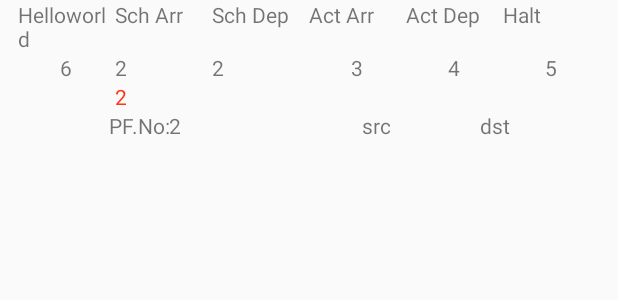
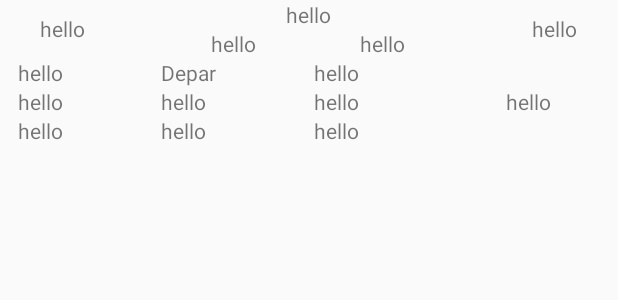
Before and after one commit to rishabhnayak/Indian-Railway-Train-Status, an Android app: the layout station_status_list_item.xml on its own in the app's theme, with its tools: preview values and no code run, on a phone screen of 412 x 824 dp. Shown: the top 300 px of the screen. Run offline under Robolectric (Android 15) with nearby library versions, the phone set to English and light mode, and no system bars.

Commit message:
problem in station status train name

```diff
--- a/app/src/main/java/com/example/android/miwok/Station_Status.java
+++ b/app/src/main/java/com/example/android/miwok/Station_Status.java
@@ -153,7 +153,7 @@ public class Station_Status extends AppCompatActivity  {
                     //  System.out.println(group);
                 }
                 ArrayList<stn_status_Items_Class> words=new ArrayList<stn_status_Items_Class>();
-                words.add(new stn_status_Items_Class("trainNo","trainName","trainSrc","trainDst","schArr","schDep","schHalt","actArr","delayArr","actDep","delayDep","actHalt","pfNo","trainType","startDate"));
+              //  words.add(new stn_status_Items_Class("trainNo","trainName","trainSrc","trainDst","schArr","schDep","schHalt","actArr","delayArr","actDep","delayDep","actHalt","pfNo","trainType","startDate"));
 
                 JSONObject jsonObject = new JSONObject(result);
 
@@ -254,8 +254,8 @@ public class Station_Status extends AppCompatActivity  {
 
                 stn_status_ItemList_Adaptor Adapter =new stn_status_ItemList_Adaptor(Station_Status.this,words);
 //
-//                ListView listView12= (ListView) findViewById(R.id.listview1);
-//                listView12.setAdapter(Adapter);
+                ListView listView12= (ListView) findViewById(R.id.listview1);
+                listView12.setAdapter(Adapter);
 
 
 
--- a/app/src/main/java/com/example/android/miwok/stn_status_ItemList_Adaptor.java
+++ b/app/src/main/java/com/example/android/miwok/stn_status_ItemList_Adaptor.java
@@ -41,10 +41,10 @@ public class stn_status_ItemList_Adaptor extends ArrayAdapter<stn_status_Items_C
         trainNo.setText(currentAndroidFlavor.getTrainNo());
 
         // Find the TextView in the Canceled_Trains_list_itemTrains_list_item.xml layout with the ID version_number
-        TextView trainName = (TextView) listItemView.findViewById(R.id.trainName);
+    // TextView trainName = (TextView) listItemView.findViewById(R.id.trainName);
         // Get the version number from the current AndroidFlavor object and
         // set this text on the number TextView
-        trainName.setText(currentAndroidFlavor.getTrainName());
+      // trainName.setText(currentAndroidFlavor.getTrainName());
 
         TextView trainSrc = (TextView) listItemView.findViewById(R.id.trainSrc);
         trainSrc.setText(currentAndroidFlavor.getTrainSrc());
@@ -71,8 +71,8 @@ public class stn_status_ItemList_Adaptor extends ArrayAdapter<stn_status_Items_C
         TextView actHalt = (TextView) listItemView.findViewById(R.id.actHalt);
         actHalt.setText(currentAndroidFlavor.getActHalt());
 
-        TextView startDate = (TextView) listItemView.findViewById(R.id.startDate);
-        startDate.setText(currentAndroidFlavor.getStartDate());
+      //  TextView startDate = (TextView) listItemView.findViewById(R.id.startDate);
+        //startDate.setText(currentAndroidFlavor.getStartDate());
 
         TextView pfNO = (TextView) listItemView.findViewById(R.id.pfNo);
         pfNO.setText(currentAndroidFlavor.getPfNo());
--- a/app/src/main/res/layout/station_status_list_item.xml
+++ b/app/src/main/res/layout/station_status_list_item.xml
@@ -8,176 +8,158 @@
     >
     <LinearLayout
         android:layout_width="match_parent"
+        android:layout_height="wrap_content">
+<RelativeLayout
+    android:layout_weight="1"
+    android:layout_width="wrap_content"
+    android:layout_height="match_parent">
+        <TextView
+            android:id="@+id/trainNo"
+            android:layout_centerHorizontal="true"
+            android:layout_centerVertical="true"
+            android:layout_width="wrap_content"
             android:layout_height="wrap_content"
-            >
+            android:text="hello" />
+</RelativeLayout>
 
-
+        <LinearLayout
+            android:id="@+id/trainName"
+            android:layout_weight="8"
+            android:layout_width="wrap_content"
+            android:layout_height="wrap_content"
+            android:orientation="vertical">
+            <TextView
+                android:text="hello"
+                android:layout_width="wrap_content"
+                android:layout_height="wrap_content"
+                android:layout_gravity="center"/>
+            <LinearLayout
+                android:layout_width="match_parent"
+                android:layout_height="wrap_content">
+            <TextView
+                android:id="@+id/trainSrc"
+                android:layout_weight="1"
+                android:textAlignment="textEnd"
+                android:text="hello"
+                android:layout_width="wrap_content"
+                android:layout_height="wrap_content" />
+                <ImageView
+                    android:layout_weight="1"
+                    android:layout_width="wrap_content"
+                    android:layout_height="wrap_content" />
+                <TextView
+                    android:id="@+id/trainDstn"
+                    android:layout_weight="1"
+                    android:text="hello"
+                    android:layout_width="wrap_content"
+                    android:layout_height="wrap_content" />
+            </LinearLayout>
+        </LinearLayout>
+        <RelativeLayout
+            android:layout_weight="1"
+            android:layout_width="wrap_content"
+            android:layout_height="match_parent">
+            <TextView
+                android:id="@+id/pfNo"
+                android:layout_centerHorizontal="true"
+                android:layout_centerVertical="true"
+                android:layout_width="wrap_content"
+                android:layout_height="wrap_content"
+                android:text="hello" />
+        </RelativeLayout>
 
     </LinearLayout>
 
     <LinearLayout
         android:layout_width="match_parent"
         android:layout_height="wrap_content"
-        android:orientation="horizontal"
         >
-
-        <TextView
-            android:id="@+id/trainNo"
-
-            android:layout_weight="1"
-            android:layout_width="0dp"
-            android:layout_height="wrap_content"
-            android:text="Helloworld"/>
-
-        <TextView
-
-            android:layout_weight="1"
-            android:layout_width="0dp"
-            android:layout_height="wrap_content"
-            android:text="Sch Arr"/>
-        <TextView
-            android:layout_weight="1"
-            android:layout_width="0dp"
-            android:layout_height="wrap_content"
-            android:text="Sch Dep"/>
-        <TextView
-            android:layout_weight="1"
-            android:layout_width="0dp"
-            android:layout_height="wrap_content"
-            android:text="Act Arr"/>
-        <TextView
-            android:layout_weight="1"
-            android:layout_width="0dp"
-            android:layout_height="wrap_content"
-            android:text="Act Dep"/>
-
-        <TextView
-            android:layout_weight="1"
-            android:layout_width="0dp"
-            android:layout_height="wrap_content"
-            android:text="Halt"/>
-
-
-    </LinearLayout>
-
-    <LinearLayout
-        android:layout_width="match_parent"
-        android:layout_height="wrap_content">
-        <TextView
-            android:textAlignment="center"
-            android:id="@+id/trainName"
-            android:layout_weight="1"
-            android:layout_width="0dp"
-            android:layout_height="wrap_content"
-            android:text="6"/>
 
         <LinearLayout
 
             android:layout_weight="1"
-            android:layout_width="0dp"
+            android:layout_width="wrap_content"
             android:layout_height="wrap_content"
-            android:orientation="vertical"
-            >
+            android:orientation="vertical">
             <TextView
                 android:textAlignment="center"
+                android:text="hello"
+                android:layout_width="wrap_content"
+                android:layout_height="wrap_content" />
+            <TextView
                 android:id="@+id/schArr"
-                android:layout_weight="1"
+                android:textAlignment="center"
+                android:text="hello"
                 android:layout_width="wrap_content"
-                android:layout_height="wrap_content"
-                android:text="2"/>
+                android:layout_height="wrap_content" />
             <TextView
+                android:id="@+id/actArr"
                 android:textAlignment="center"
-                android:id="@+id/delayArr"
-                android:textColor="#ff3419"
-                android:layout_weight="1"
+                android:text="hello"
                 android:layout_width="wrap_content"
-                android:layout_height="wrap_content"
-                android:text="2"/>
+                android:layout_height="wrap_content" />
         </LinearLayout>
+
         <LinearLayout
-            android:layout_weight="1"
-            android:layout_width="0dp"
-            android:layout_height="wrap_content"
-            android:orientation="vertical"
-            >
-            <TextView
-                android:textAlignment="center"
-                android:id="@+id/schDep"
 
             android:layout_weight="1"
             android:layout_width="wrap_content"
             android:layout_height="wrap_content"
-                android:text="2"/>
-
-        </LinearLayout>
+            android:orientation="vertical">
             <TextView
                 android:textAlignment="center"
-            android:id="@+id/actArr"
-
-            android:layout_weight="1"
-            android:layout_width="0dp"
-            android:layout_height="wrap_content"
-            android:text="3"/>
+                android:text="Depar"
+                android:layout_width="wrap_content"
+                android:layout_height="wrap_content" />
             <TextView
+                android:id="@+id/schDep"
                 android:textAlignment="center"
+                android:text="hello"
+                android:layout_width="wrap_content"
+                android:layout_height="wrap_content" />
+            <TextView
                 android:id="@+id/actDep"
-            android:layout_weight="1"
-            android:layout_width="0dp"
-            android:layout_height="wrap_content"
-            android:text="4"/>
-
-        <TextView
                 android:textAlignment="center"
-            android:id="@+id/actHalt"
-            android:layout_weight="1"
-            android:layout_width="0dp"
-            android:layout_height="wrap_content"
-            android:text="5"/>
-
-
+                android:text="hello"
+                android:layout_width="wrap_content"
+                android:layout_height="wrap_content" />
         </LinearLayout>
-
         <LinearLayout
-        android:layout_width="match_parent"
-        android:layout_height="wrap_content">
-        <TextView
-
             android:layout_weight="1"
             android:layout_width="wrap_content"
             android:layout_height="wrap_content"
-            android:textAlignment="textEnd"
-            android:text="PF.No:"/>
+            android:orientation="vertical">
             <TextView
-            android:id="@+id/pfNo"
+                android:textAlignment="center"
+                android:text="hello"
+                android:layout_width="wrap_content"
+                android:layout_height="wrap_content" />
+            <TextView
+                android:id="@+id/schHalt"
+                android:textAlignment="center"
+                android:text="hello"
+                android:layout_width="wrap_content"
+                android:layout_height="wrap_content" />
+            <TextView
+                android:id="@+id/actHalt"
+                android:textAlignment="center"
+                android:text="hello"
+                android:layout_width="wrap_content"
+                android:layout_height="wrap_content" />
+        </LinearLayout>
 
+        <RelativeLayout
             android:layout_weight="1"
             android:layout_width="wrap_content"
-            android:layout_height="wrap_content"
-            android:text="2"/>
+            android:layout_height="match_parent">
             <TextView
-            android:id="@+id/trainSrc"
-
-            android:layout_weight="1"
+                android:layout_centerHorizontal="true"
+                android:layout_centerVertical="true"
+                android:id="@+id/delayArr"
                 android:layout_width="wrap_content"
                 android:layout_height="wrap_content"
-            android:textAlignment="textEnd"
-            android:text="src"/>
-        <TextView
-
-            android:layout_weight="1"
-            android:layout_width="wrap_content"
-            android:layout_height="wrap_content"
-            android:text=""/>
-
-        <TextView
-            android:id="@+id/trainDstn"
-
-            android:layout_weight="1"
-            android:textAlignment="textStart"
-            android:layout_width="wrap_content"
-            android:layout_height="wrap_content"
-            android:text="dst"/>
-
+                android:text="hello" />
+        </RelativeLayout>
 
     </LinearLayout>
 
```
Lines whose indentation alone changed are shown as unchanged.
